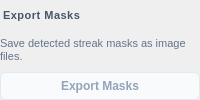
First picture: the form in src/startrails/ui/step_additional_tools.ui, repository gkyle/startrails, before the edit.
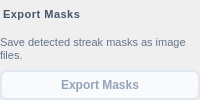
Second picture: the form after the edit.

Diff of the .ui file:
```diff
--- a/src/startrails/ui/step_additional_tools.ui
+++ b/src/startrails/ui/step_additional_tools.ui
@@ -19,7 +19,7 @@
 QPushButton#masks {
     background-color: #ffffff;
     color: #1e293b;
-    border: 1px solid #cbd5e1;
+    border: 2px solid #cbd5e1;
     border-radius: 6px;
     padding: 6px 12px;
     font-weight: 500;
@@ -33,7 +33,8 @@
     background-color: #f8fafc;
     color: #94a3b8;
     border-color: #e2e8f0;
-}</string>
+}
+QPushButton#masks:focus:enabled { border-color: #0f172a; }</string>
   </property>
   <layout class="QVBoxLayout" name="layout">
    <property name="spacing">
```
